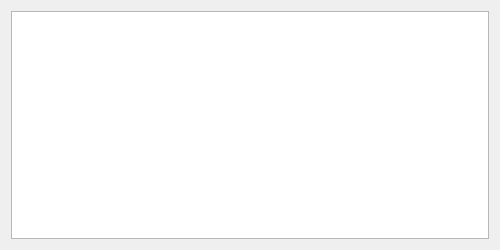
Above: resources/outputview.ui from Varnani/PyWD2015 before the change. Below: the same form after it.
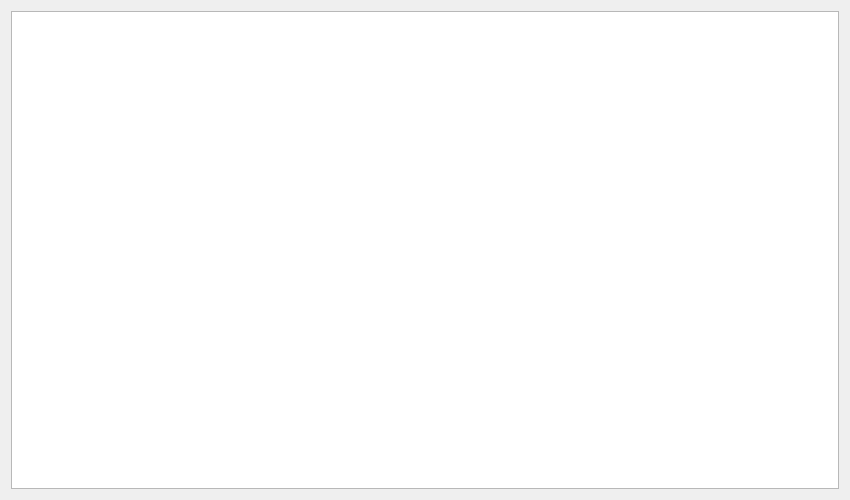
That is the form after the change.

Patch:
```diff
--- a/resources/outputview.ui
+++ b/resources/outputview.ui
@@ -6,8 +6,8 @@
    <rect>
     <x>0</x>
     <y>0</y>
-    <width>500</width>
-    <height>250</height>
+    <width>850</width>
+    <height>500</height>
    </rect>
   </property>
   <property name="minimumSize">
```
